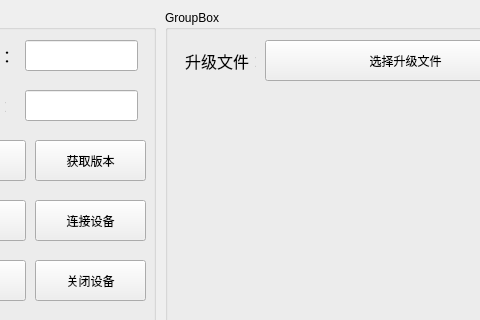
The window that SoftWare/PCTool/AdvancedClock/OTA.ui (ZhangYiXiSucceed/Advanced-Clock) describes before a commit, drawn with Qt 5; both pictures show x 95 to 575 and y 0 to 320 of the 785 by 561 pixel window.
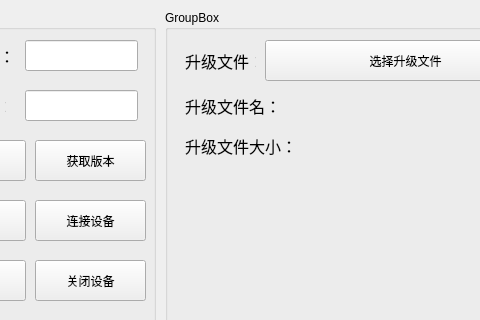
The same window after the commit.

Diff of the .ui file:
```diff
--- a/SoftWare/PCTool/AdvancedClock/OTA.ui
+++ b/SoftWare/PCTool/AdvancedClock/OTA.ui
@@ -266,6 +266,78 @@
      <string>开始升级</string>
     </property>
    </widget>
+   <widget class="QLabel" name="UpgradBinFileNameLable">
+    <property name="geometry">
+     <rect>
+      <x>20</x>
+      <y>80</y>
+      <width>101</width>
+      <height>31</height>
+     </rect>
+    </property>
+    <property name="font">
+     <font>
+      <pointsize>12</pointsize>
+     </font>
+    </property>
+    <property name="text">
+     <string>升级文件名：</string>
+    </property>
+   </widget>
+   <widget class="QLabel" name="UpgradBinFileAddress">
+    <property name="geometry">
+     <rect>
+      <x>120</x>
+      <y>80</y>
+      <width>381</width>
+      <height>31</height>
+     </rect>
+    </property>
+    <property name="font">
+     <font>
+      <pointsize>12</pointsize>
+     </font>
+    </property>
+    <property name="text">
+     <string/>
+    </property>
+   </widget>
+   <widget class="QLabel" name="UpgradBinFileSizeLable">
+    <property name="geometry">
+     <rect>
+      <x>20</x>
+      <y>120</y>
+      <width>111</width>
+      <height>31</height>
+     </rect>
+    </property>
+    <property name="font">
+     <font>
+      <pointsize>12</pointsize>
+     </font>
+    </property>
+    <property name="text">
+     <string>升级文件大小：</string>
+    </property>
+   </widget>
+   <widget class="QLabel" name="UpgradBinFileSize">
+    <property name="geometry">
+     <rect>
+      <x>130</x>
+      <y>120</y>
+      <width>371</width>
+      <height>31</height>
+     </rect>
+    </property>
+    <property name="font">
+     <font>
+      <pointsize>12</pointsize>
+     </font>
+    </property>
+    <property name="text">
+     <string/>
+    </property>
+   </widget>
   </widget>
  </widget>
  <resources/>
```
Left out of the diff: 2 changed lines with no effect on the pictures.
